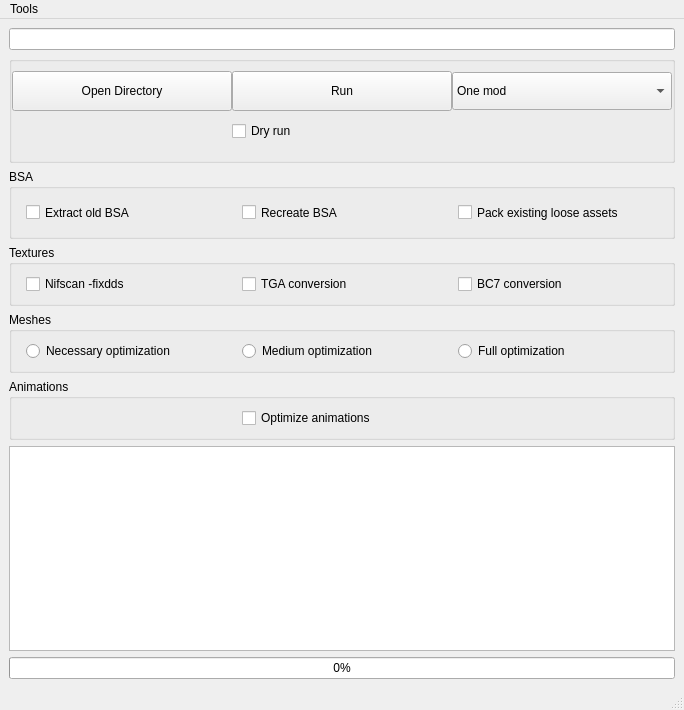
Above: mainwindow.ui from Guekka/cathedral-assets-optimizer before the change. Below: the same form after it.
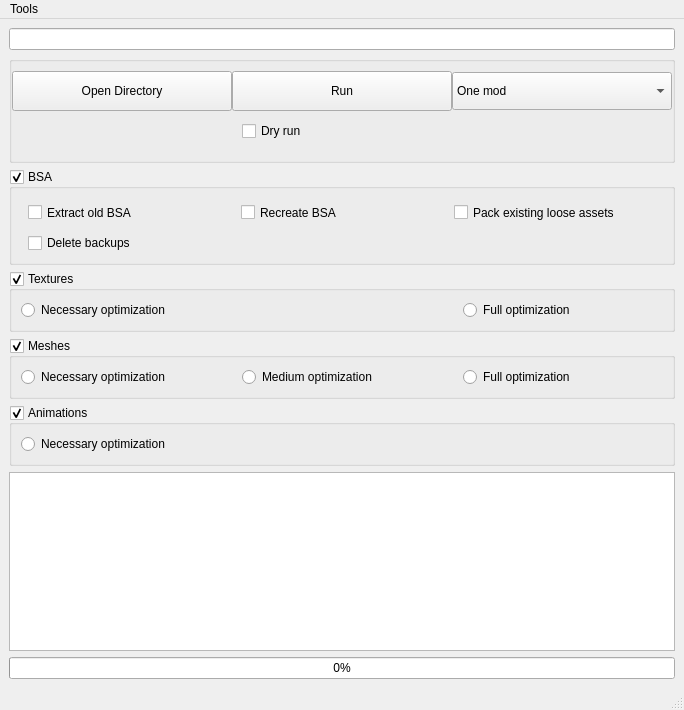
That is the form after the change.

Commit message: Refactoring. Allowed to delete backup BSA. GUI improvements.

```diff
--- a/mainwindow.ui
+++ b/mainwindow.ui
@@ -137,7 +137,7 @@
          </property>
          <property name="minimumSize">
           <size>
-           <width>220</width>
+           <width>200</width>
            <height>40</height>
           </size>
          </property>
@@ -215,33 +215,11 @@
       <property name="flat">
        <bool>true</bool>
       </property>
-      <layout class="QHBoxLayout" name="horizontalLayout">
-       <item alignment="Qt::AlignHCenter">
-        <widget class="QCheckBox" name="extractBsaCheckbox">
-         <property name="sizePolicy">
-          <sizepolicy hsizetype="Fixed" vsizetype="Expanding">
-           <horstretch>0</horstretch>
-           <verstretch>0</verstretch>
-          </sizepolicy>
-         </property>
-         <property name="minimumSize">
-          <size>
-           <width>200</width>
-           <height>29</height>
-          </size>
-         </property>
-         <property name="cursor">
-          <cursorShape>WhatsThisCursor</cursorShape>
-         </property>
-         <property name="toolTip">
-          <string>&lt;html&gt;&lt;head/&gt;&lt;body&gt;&lt;p&gt;Extracts any BSAs present in the mod folder.&lt;/p&gt;&lt;/body&gt;&lt;/html&gt;</string>
-         </property>
-         <property name="text">
-          <string>Extract old BSA</string>
-         </property>
-        </widget>
-       </item>
-       <item alignment="Qt::AlignHCenter">
+      <property name="checkable">
+       <bool>true</bool>
+      </property>
+      <layout class="QGridLayout" name="gridLayout">
+       <item row="0" column="2">
         <widget class="QCheckBox" name="recreatetBsaCheckbox">
          <property name="sizePolicy">
           <sizepolicy hsizetype="Fixed" vsizetype="Expanding">
@@ -266,7 +244,32 @@
          </property>
         </widget>
        </item>
-       <item alignment="Qt::AlignHCenter">
+       <item row="0" column="1">
+        <widget class="QCheckBox" name="extractBsaCheckbox">
+         <property name="sizePolicy">
+          <sizepolicy hsizetype="Fixed" vsizetype="Expanding">
+           <horstretch>0</horstretch>
+           <verstretch>0</verstretch>
+          </sizepolicy>
+         </property>
+         <property name="minimumSize">
+          <size>
+           <width>200</width>
+           <height>29</height>
+          </size>
+         </property>
+         <property name="cursor">
+          <cursorShape>WhatsThisCursor</cursorShape>
+         </property>
+         <property name="toolTip">
+          <string>&lt;html&gt;&lt;head/&gt;&lt;body&gt;&lt;p&gt;Extracts any BSAs present in the mod folder.&lt;/p&gt;&lt;/body&gt;&lt;/html&gt;</string>
+         </property>
+         <property name="text">
+          <string>Extract old BSA</string>
+         </property>
+        </widget>
+       </item>
+       <item row="0" column="3">
         <widget class="QCheckBox" name="packExistingAssetsCheckbox">
          <property name="sizePolicy">
           <sizepolicy hsizetype="Fixed" vsizetype="Expanding">
@@ -291,6 +294,13 @@
          </property>
         </widget>
        </item>
+       <item row="1" column="1">
+        <widget class="QCheckBox" name="bsaDeleteBackupsCheckbox">
+         <property name="text">
+          <string>Delete backups </string>
+         </property>
+        </widget>
+       </item>
       </layout>
      </widget>
     </item>
@@ -308,9 +318,12 @@
       <property name="flat">
        <bool>true</bool>
       </property>
+      <property name="checkable">
+       <bool>true</bool>
+      </property>
       <layout class="QHBoxLayout" name="horizontalLayout_2">
-       <item alignment="Qt::AlignHCenter">
-        <widget class="QCheckBox" name="nifscanTexturesCheckbox">
+       <item alignment="Qt::AlignLeft">
+        <widget class="QRadioButton" name="TexturesNecessaryOptimizationRadioButton">
          <property name="sizePolicy">
           <sizepolicy hsizetype="Fixed" vsizetype="Fixed">
            <horstretch>0</horstretch>
@@ -330,12 +343,12 @@
           <string>&lt;html&gt;&lt;head/&gt;&lt;body&gt;&lt;p&gt;Strongly Recommended. Attempts to convert and fix any textures that would crash the game, as some older formats are incompatible with SSE.&lt;/p&gt;&lt;/body&gt;&lt;/html&gt;</string>
          </property>
          <property name="text">
-          <string>Nifscan -fixdds</string>
+          <string>Necessary optimization</string>
          </property>
         </widget>
        </item>
-       <item alignment="Qt::AlignHCenter">
-        <widget class="QCheckBox" name="tgaConvCheckbox">
+       <item alignment="Qt::AlignRight">
+        <widget class="QRadioButton" name="TexturesFullOptimizationRadioButton">
          <property name="sizePolicy">
           <sizepolicy hsizetype="Fixed" vsizetype="Fixed">
            <horstretch>0</horstretch>
@@ -355,32 +368,7 @@
           <string>&lt;html&gt;&lt;head/&gt;&lt;body&gt;&lt;p&gt;Recommended. Converts any TGA files into DDS, as SSE cannot read these.&lt;/p&gt;&lt;/body&gt;&lt;/html&gt;</string>
          </property>
          <property name="text">
-          <string>TGA conversion</string>
-         </property>
-        </widget>
-       </item>
-       <item alignment="Qt::AlignHCenter">
-        <widget class="QCheckBox" name="bc7ConvCheckbox">
-         <property name="sizePolicy">
-          <sizepolicy hsizetype="Fixed" vsizetype="Fixed">
-           <horstretch>0</horstretch>
-           <verstretch>0</verstretch>
-          </sizepolicy>
-         </property>
-         <property name="minimumSize">
-          <size>
-           <width>200</width>
-           <height>0</height>
-          </size>
-         </property>
-         <property name="cursor">
-          <cursorShape>WhatsThisCursor</cursorShape>
-         </property>
-         <property name="toolTip">
-          <string>&lt;html&gt;&lt;head/&gt;&lt;body&gt;&lt;p&gt;BC7 is the most efficient compression SSE supports, reducing VRAM usage without observable quality loss. Will convert uncompressed textures to BC7.&lt;/p&gt;&lt;/body&gt;&lt;/html&gt;</string>
-         </property>
-         <property name="text">
-          <string>BC7 conversion</string>
+          <string>Full optimization</string>
          </property>
         </widget>
        </item>
@@ -401,9 +389,12 @@
       <property name="flat">
        <bool>true</bool>
       </property>
+      <property name="checkable">
+       <bool>true</bool>
+      </property>
       <layout class="QHBoxLayout" name="horizontalLayout_3">
-       <item alignment="Qt::AlignHCenter">
-        <widget class="QRadioButton" name="necessaryMeshesOptimizationRadioButton">
+       <item alignment="Qt::AlignLeft">
+        <widget class="QRadioButton" name="MeshesNecessaryOptimizationRadioButton">
          <property name="sizePolicy">
           <sizepolicy hsizetype="Fixed" vsizetype="Fixed">
            <horstretch>0</horstretch>
@@ -452,8 +443,8 @@
          </property>
         </widget>
        </item>
-       <item alignment="Qt::AlignHCenter">
-        <widget class="QRadioButton" name="fullMeshesOptimizationRadioButton">
+       <item alignment="Qt::AlignRight">
+        <widget class="QRadioButton" name="MeshesFullOptimizationRadioButton">
          <property name="sizePolicy">
           <sizepolicy hsizetype="Fixed" vsizetype="Fixed">
            <horstretch>0</horstretch>
@@ -497,11 +488,14 @@
       <property name="flat">
        <bool>true</bool>
       </property>
+      <property name="checkable">
+       <bool>true</bool>
+      </property>
       <layout class="QHBoxLayout" name="horizontalLayout_4">
        <item>
-        <widget class="QCheckBox" name="animOptCheckbox">
+        <widget class="QRadioButton" name="animationOptimizationRadioButton">
          <property name="sizePolicy">
-          <sizepolicy hsizetype="Fixed" vsizetype="Expanding">
+          <sizepolicy hsizetype="Expanding" vsizetype="Expanding">
            <horstretch>0</horstretch>
            <verstretch>0</verstretch>
           </sizepolicy>
@@ -519,7 +513,7 @@
           <string>&lt;html&gt;&lt;head/&gt;&lt;body&gt;&lt;p&gt;Converts animations to SSE format. If an animation is already compatible, no change will be made and an error is logged.&lt;/p&gt;&lt;/body&gt;&lt;/html&gt;</string>
          </property>
          <property name="text">
-          <string>Optimize animations</string>
+          <string>Necessary optimization</string>
          </property>
         </widget>
        </item>
```
Left out of the diff: 16 changed lines with no effect on the pictures. The commit also changes 5 other files.
